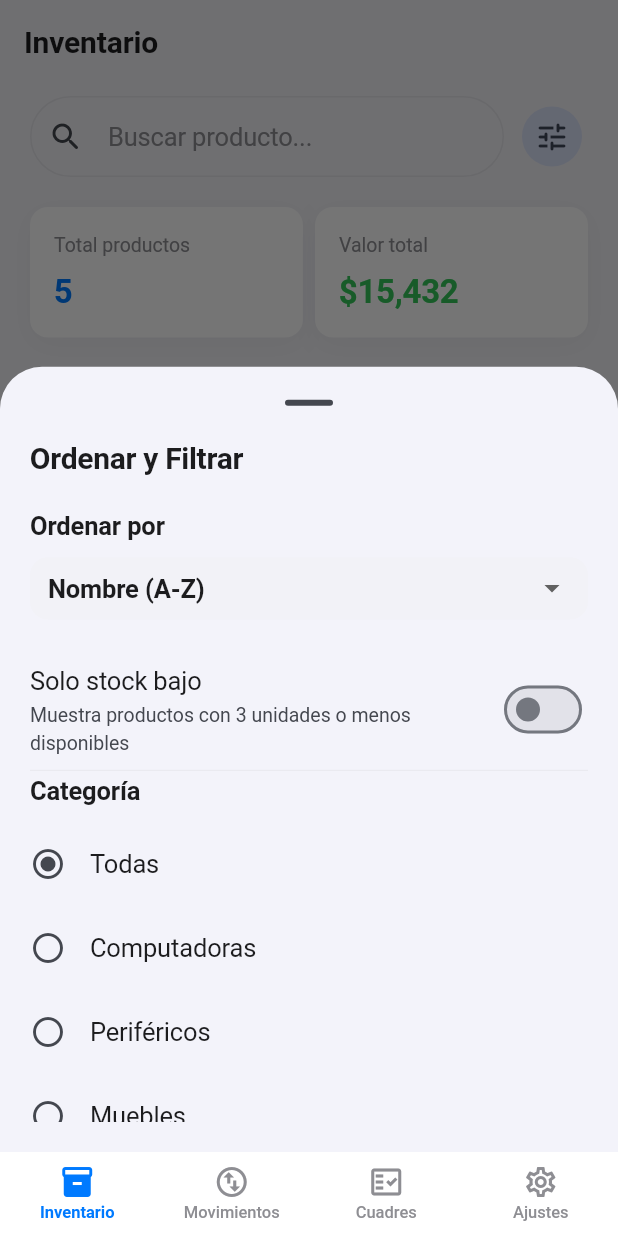
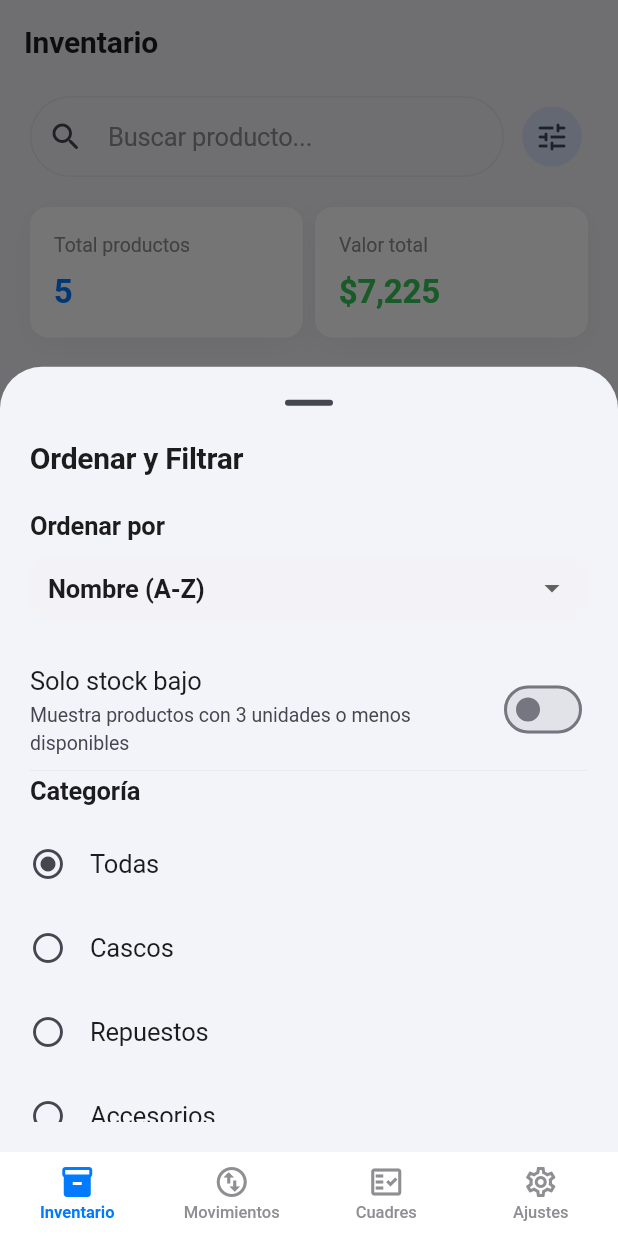
Before and after one commit to rmc03/Inventario-App, a Flutter app: the InventarioScreen screen opened by its route, after a tap on the "tune" icon, on a phone screen of 412 x 824 dp. Run offline on Flutter 3.47's test engine with Material 3 defaults, Android fonts, the phone set to English and light mode, and no system bars; drawn by our look-alikes of cached_network_image; our stand-ins replace connectivity_plus, flutter_riverpod, go_router, image_picker, sqflite, supabase_flutter; accounts and stored records are empty.

Commit message:
feat: motorcycle store demo data, offline assets, nueva venta UX polish
- Replaced tech demo products (laptop, keyboard, etc.) with motorcycle
  products: helmet, chain kit, gloves, oil, tank cover
- Categories: Cascos, Repuestos, Accesorios, Lubricantes
- Downloaded product images as local assets (offline-ready)
- ProductPhoto widget: added support for asset:// paths
- Nueva venta: removed autofocus on search bar
- Nueva venta: neutral +/- button colors (surfaceSecondary + ink)
- Nueva venta: fixed-size action area to prevent tile resizing
- Added -w and opencode.json to gitignore

```diff
--- a/lib/features/cuadres/data/cuadre_repository.dart
+++ b/lib/features/cuadres/data/cuadre_repository.dart
@@ -20,16 +20,16 @@ class CuadreRepository {
                 createdAt: DateTime.now().subtract(const Duration(days: 1)),
                 items: const [
                   CuadreItem(
-                    productoId: 'prod-keyboard',
-                    productoNombre: 'Teclado Inalámbrico Logitech',
-                    cantidad: 5,
-                    precioUnitario: 45,
+                    productoId: 'prod-casco',
+                    productoNombre: 'Casco Integral Shoei GT-Air II',
+                    cantidad: 2,
+                    precioUnitario: 450,
                   ),
                   CuadreItem(
-                    productoId: 'prod-mouse',
-                    productoNombre: 'Mouse Óptico HP',
-                    cantidad: 3,
-                    precioUnitario: 18,
+                    productoId: 'prod-guantes',
+                    productoNombre: 'Guantes Alpinestars SP-8',
+                    cantidad: 1,
+                    precioUnitario: 85,
                   ),
                 ],
               ),
--- a/lib/features/inventario/data/producto_repository.dart
+++ b/lib/features/inventario/data/producto_repository.dart
@@ -12,18 +12,23 @@ abstract class ProductoRepository implements CategoriaRepository {
 List<Categoria> demoCategorias() {
   return [
     Categoria(
-      id: 'cat-computadoras',
-      nombre: 'Computadoras',
+      id: 'cat-cascos',
+      nombre: 'Cascos',
       createdAt: DateTime(2026, 6, 1),
     ),
     Categoria(
-      id: 'cat-perifericos',
-      nombre: 'Periféricos',
+      id: 'cat-repuestos',
+      nombre: 'Repuestos',
       createdAt: DateTime(2026, 6, 1),
     ),
     Categoria(
-      id: 'cat-muebles',
-      nombre: 'Muebles',
+      id: 'cat-accesorios',
+      nombre: 'Accesorios',
+      createdAt: DateTime(2026, 6, 1),
+    ),
+    Categoria(
+      id: 'cat-lubricantes',
+      nombre: 'Lubricantes',
       createdAt: DateTime(2026, 6, 1),
     ),
   ];
@@ -32,72 +37,67 @@ List<Categoria> demoCategorias() {
 List<Producto> demoProductos() {
   return [
     Producto(
-      id: 'prod-laptop',
-      nombre: 'Laptop Dell Inspiron 15',
-      categoriaId: 'cat-computadoras',
-      categoriaNombre: 'Computadoras',
-      precio: 750,
-      stockActual: 15,
+      id: 'prod-casco',
+      nombre: 'Casco Integral Shoei GT-Air II',
+      categoriaId: 'cat-cascos',
+      categoriaNombre: 'Cascos',
+      precio: 450,
+      stockActual: 8,
       stockMinimo: 3,
-      codigoRef: 'LAP-001',
-      fotoUrl:
-          'https://images.unsplash.com/photo-1496181133206-80ce9b88a853?auto=format&fit=crop&w=400&q=80',
+      codigoRef: 'CAS-001',
+      fotoUrl: 'assets/images/casco.jpg',
       createdAt: DateTime(2026, 6, 1, 9),
       updatedAt: DateTime(2026, 6, 1, 9),
     ),
     Producto(
-      id: 'prod-keyboard',
-      nombre: 'Teclado Inalámbrico Logitech',
-      categoriaId: 'cat-perifericos',
-      categoriaNombre: 'Periféricos',
-      precio: 45,
-      stockActual: 30,
+      id: 'prod-cadena',
+      nombre: 'Kit de Cadena 520 DID',
+      categoriaId: 'cat-repuestos',
+      categoriaNombre: 'Repuestos',
+      precio: 65,
+      stockActual: 18,
       stockMinimo: 3,
-      codigoRef: 'TEC-002',
-      fotoUrl:
-          'https://images.unsplash.com/photo-1587829741301-dc798b83add3?auto=format&fit=crop&w=400&q=80',
+      codigoRef: 'REP-002',
+      fotoUrl: 'assets/images/cadena.jpg',
       createdAt: DateTime(2026, 6, 1, 9),
       updatedAt: DateTime(2026, 6, 1, 9),
     ),
     Producto(
-      id: 'prod-mouse',
-      nombre: 'Mouse Óptico HP',
-      categoriaId: 'cat-perifericos',
-      categoriaNombre: 'Periféricos',
-      precio: 18,
-      stockActual: 4,
+      id: 'prod-guantes',
+      nombre: 'Guantes Alpinestars SP-8',
+      categoriaId: 'cat-accesorios',
+      categoriaNombre: 'Accesorios',
+      precio: 85,
+      stockActual: 12,
       stockMinimo: 3,
-      codigoRef: 'MOU-003',
-      fotoUrl:
-          'https://images.unsplash.com/photo-1527814050087-3793815479db?auto=format&fit=crop&w=400&q=80',
+      codigoRef: 'ACC-003',
+      fotoUrl: 'assets/images/guantes.jpg',
       createdAt: DateTime(2026, 6, 1, 9),
       updatedAt: DateTime(2026, 6, 1, 9),
     ),
     Producto(
-      id: 'prod-monitor',
-      nombre: 'Monitor 24" Samsung',
-      categoriaId: 'cat-computadoras',
-      categoriaNombre: 'Computadoras',
-      precio: 150,
-      stockActual: 12,
-      stockMinimo: 3,
-      codigoRef: 'MON-004',
-      fotoUrl:
-          'https://images.unsplash.com/photo-1527443224154-c4a3942d3acf?auto=format&fit=crop&w=400&q=80',
+      id: 'prod-aceite',
+      nombre: 'Aceite Motul 5100 10W-40',
+      categoriaId: 'cat-lubricantes',
+      categoriaNombre: 'Lubricantes',
+      precio: 35,
+      stockActual: 25,
+      stockMinimo: 5,
+      codigoRef: 'LUB-004',
+      fotoUrl: 'assets/images/aceite.jpg',
       createdAt: DateTime(2026, 6, 1, 9),
       updatedAt: DateTime(2026, 6, 1, 9),
     ),
     Producto(
-      id: 'prod-chair',
-      nombre: 'Silla Ergonómica',
-      categoriaId: 'cat-muebles',
-      categoriaNombre: 'Muebles',
-      precio: 120,
-      stockActual: 8,
+      id: 'prod-cubre-tanque',
+      nombre: 'Cubre Tanque Universal',
+      categoriaId: 'cat-accesorios',
+      categoriaNombre: 'Accesorios',
+      precio: 28,
+      stockActual: 20,
       stockMinimo: 3,
-      codigoRef: 'SIL-005',
-      fotoUrl:
-          'https://images.unsplash.com/photo-1580480055273-228ff5388ef8?auto=format&fit=crop&w=400&q=80',
+      codigoRef: 'ACC-005',
+      fotoUrl: 'assets/images/cubre-tanque.jpg',
       createdAt: DateTime(2026, 6, 1, 9),
       updatedAt: DateTime(2026, 6, 1, 9),
     ),
--- a/lib/features/inventario/presentation/producto_form_screen.dart
+++ b/lib/features/inventario/presentation/producto_form_screen.dart
@@ -23,18 +23,23 @@ const _defaultStockMinimo = 3;
 final _defaultCategoryCreatedAt = DateTime.utc(2024);
 final List<Categoria> _defaultCategorias = List.unmodifiable([
   Categoria(
-    id: 'cat-comp',
-    nombre: 'Computadoras',
+    id: 'cat-cascos',
+    nombre: 'Cascos',
     createdAt: _defaultCategoryCreatedAt,
   ),
   Categoria(
-    id: 'cat-perif',
-    nombre: 'Periféricos',
+    id: 'cat-repuestos',
+    nombre: 'Repuestos',
     createdAt: _defaultCategoryCreatedAt,
   ),
   Categoria(
-    id: 'cat-mueb',
-    nombre: 'Muebles',
+    id: 'cat-accesorios',
+    nombre: 'Accesorios',
+    createdAt: _defaultCategoryCreatedAt,
+  ),
+  Categoria(
+    id: 'cat-lubricantes',
+    nombre: 'Lubricantes',
     createdAt: _defaultCategoryCreatedAt,
   ),
 ]);
--- a/lib/features/movimientos/data/movimiento_repository.dart
+++ b/lib/features/movimientos/data/movimiento_repository.dart
@@ -7,8 +7,8 @@ class MovimientoRepository {
     : _movimientos = [
         Movimiento(
           id: 'mov-001',
-          productoId: 'prod-laptop',
-          productoNombre: 'Laptop Dell Inspiron 15',
+          productoId: 'prod-casco',
+          productoNombre: 'Casco Integral Shoei GT-Air II',
           usuarioId: '00000000-0000-4000-9000-000000000002',
           usuarioNombre: 'Dependiente Demo',
           tipo: MovimientoTipo.salida,
@@ -20,12 +20,12 @@ class MovimientoRepository {
         ),
         Movimiento(
           id: 'mov-002',
-          productoId: 'prod-keyboard',
-          productoNombre: 'Teclado Inalámbrico Logitech',
+          productoId: 'prod-aceite',
+          productoNombre: 'Aceite Motul 5100 10W-40',
           usuarioId: '00000000-0000-4000-9000-000000000002',
           usuarioNombre: 'Dependiente Demo',
           tipo: MovimientoTipo.entrada,
-          cantidad: 5,
+          cantidad: 10,
           nota: 'Reposición',
           fecha: DateTime.now().subtract(const Duration(hours: 1)),
           synced: true,
--- a/lib/shared/widgets/product_photo.dart
+++ b/lib/shared/widgets/product_photo.dart
@@ -40,6 +40,18 @@ class ProductPhoto extends StatelessWidget {
     // decode which can waste 40-50× more texture memory on a 56×56 display.
     final cacheSize = (size * 2).ceil();
 
+    if (_isAssetPath(imageUrl)) {
+      return Image.asset(
+        imageUrl,
+        fit: BoxFit.cover,
+        width: size,
+        height: size,
+        cacheWidth: cacheSize,
+        cacheHeight: cacheSize,
+        errorBuilder: (context, error, stackTrace) => _placeholder(),
+      );
+    }
+
     if (!_isNetworkUrl(imageUrl)) {
       return Image.file(
         File(imageUrl),
@@ -67,6 +79,10 @@ class ProductPhoto extends StatelessWidget {
     );
   }
 
+  bool _isAssetPath(String value) {
+    return value.startsWith('assets/');
+  }
+
   bool _isNetworkUrl(String value) {
     return value.startsWith('http://') || value.startsWith('https://');
   }
```
Also changed, not shown: lib/features/ventas/presentation/nueva_venta_screen.dart (+30 -16 lines), pubspec.yaml (+2 -10 lines), assets/images/aceite.jpg (added), assets/images/cadena.jpg (added), assets/images/casco.jpg (added), assets/images/cubre-tanque.jpg (added), assets/images/extra-1.jpg (added), 5 other files.
